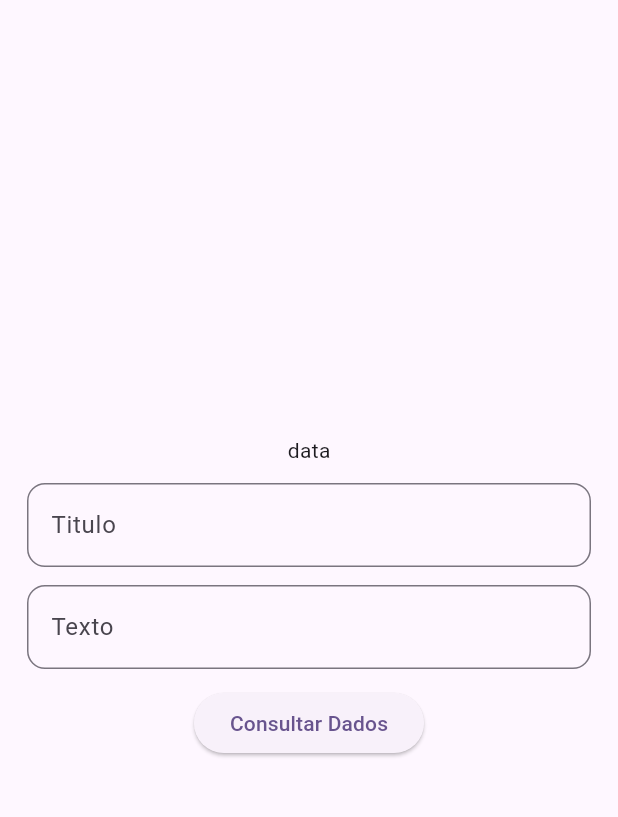
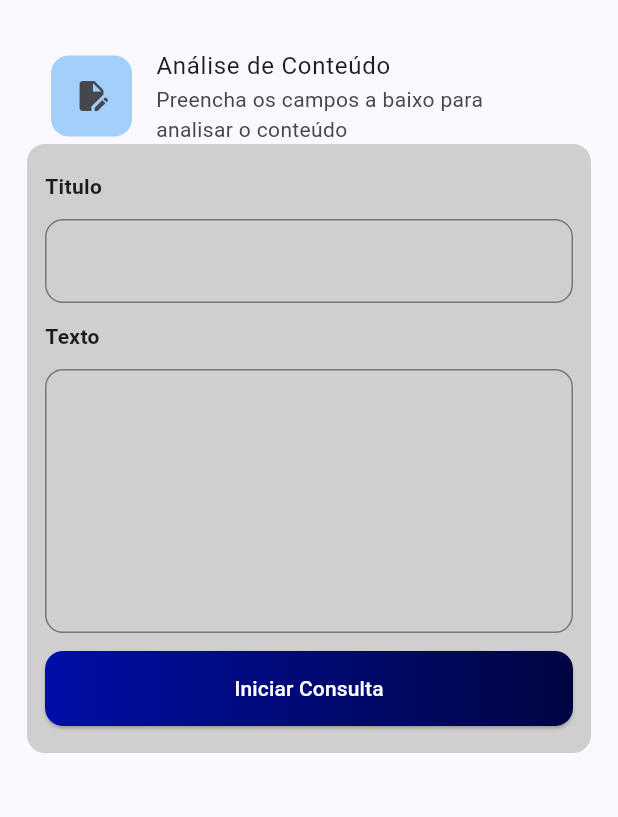
Before and after one commit to No-Country-simulation/G9-BR-Team-19, a Flutter app: the ConsultaConteudoView screen opened directly, on a phone screen of 412 x 824 dp, the part 63-880 px from its top. Run offline on Flutter 3.47's test engine with Material 3 defaults, Android fonts, the phone set to English and light mode, and no system bars; our stand-ins replace google_fonts; Roboto replaces fonts that are missing (Iceberg).

Commit message:
Criando formulário de pesquisa

```diff
--- a/Mobile/techmind/lib/main.dart
+++ b/Mobile/techmind/lib/main.dart
@@ -21,7 +21,7 @@
     return MaterialApp(
       title: 'Tech Mind',
       theme: ThemeData(
-        colorScheme: ColorScheme.fromSeed(seedColor: Colors.deepPurple),
+        colorScheme: ColorScheme.fromSeed(seedColor: Color(0xff000EA7)),
         textTheme: GoogleFonts.icebergTextTheme(),
       ),
       home: const Landpage(),
--- a/Mobile/techmind/lib/shared/widgets/input_form.dart
+++ b/Mobile/techmind/lib/shared/widgets/input_form.dart
@@ -2,22 +2,30 @@
 
 class InputForm extends StatelessWidget {
   final TextEditingController controller;
-  final String label;
+  final String? label;
   final Icon? icon;
+  final int? maxLine;
+  final String? hintText;
   const InputForm({
     super.key,
     required this.controller,
-    required this.label,
+    this.label,
     this.icon,
+    this.maxLine,
+    this.hintText,
   });
 
   @override
   Widget build(BuildContext context) {
     return TextFormField(
+      maxLines: maxLine,
+
       decoration: InputDecoration(
+        hintText: hintText,
         prefixIcon: icon,
-        border: OutlineInputBorder(borderRadius: BorderRadius.circular(12)),
-        label: Text(label),
+        fillColor: Color(0xff000EA7),
+        border:  OutlineInputBorder(borderRadius: BorderRadius.circular(12)),
+        label: Text(label ?? ""),
       ),
       controller: controller,
       validator: (value) {
--- a/Mobile/techmind/lib/view/consulta_conteudo_view.dart
+++ b/Mobile/techmind/lib/view/consulta_conteudo_view.dart
@@ -1,5 +1,6 @@
 import 'package:flutter/material.dart';
 import 'package:techmind/models/consulta_conteudo.dart';
+import 'package:techmind/shared/widgets/botao_form.dart';
 import 'package:techmind/shared/widgets/input_form.dart';
 import 'package:techmind/viewmodels/consulta_conteudo_viewmodels.dart';
 import 'package:provider/provider.dart';
@@ -20,6 +21,7 @@
   Widget build(BuildContext context) {
     return SafeArea(
       child: Scaffold(
+        resizeToAvoidBottomInset: false,
         appBar: AppBar(title: Text("TECHMIND"), centerTitle: true),
         drawer: Drawer(
           child: Column(
@@ -37,20 +39,69 @@
             ],
           ),
         ),
-        body: Column(
-          mainAxisAlignment: MainAxisAlignment.center,
+        body: Container(
+          // decoration: BoxDecoration(
+          //   image: DecorationImage(
+          //     image: AssetImage('assets/plano_de_fundo.png'),
+          //     fit: BoxFit.cover,
+          //   ),
+          // ),
+          child: Padding(
+            padding: const EdgeInsets.all(18.0),
+            child: Column(
+              mainAxisAlignment: MainAxisAlignment.start,
               children: [
-            Padding(
-              padding: const EdgeInsets.all(18.0),
-              child: Form(
+                ListTile(
+                  minVerticalPadding: 0,
+                  title: Text("Análise de Conteúdo"),
+                  leading: Container(
+                    padding: EdgeInsets.all(15),
+                    decoration: BoxDecoration(
+                      borderRadius: BorderRadius.circular(12),
+                      color: const Color.fromARGB(104, 33, 149, 243),
+                    ),
+                    child: Icon(Icons.edit_document),
+                  ),
+                  subtitle: Text(
+                    "Preencha os campos a baixo para analisar o conteúdo",
+                  ),
+                ),
+                Form(
                   key: formKey,
+                  child: Container(
+                    padding: EdgeInsets.only(
+                      left: 12,
+                      right: 12,
+                      top: 18,
+                      bottom: 18,
+                    ),
+                    decoration: BoxDecoration(
+                      color: Color(0x37373726),
+                      borderRadius: BorderRadius.circular(12),
+                    ),
                     child: Column(
+                      crossAxisAlignment: CrossAxisAlignment.start,
                       spacing: 12,
                       children: [
-                    Text("data"),
-                    InputForm(controller:  ctrTitulo, label:  "Titulo"),
-                    InputForm(controller:  ctrTexto, label:  "Texto"),
-                    ElevatedButton(
+                        Text(
+                          "Titulo",
+                          style: TextStyle(fontWeight: FontWeight.bold),
+                        ),
+                        InputForm(
+                          controller: ctrTitulo,
+                          hintText: "Digite aqui o título...",
+                        ),
+                        Text(
+                          "Texto",
+                          style: TextStyle(fontWeight: FontWeight.bold),
+                        ),
+                        InputForm(
+                          controller: ctrTexto,
+                          hintText: "Digite aqui o texto...",
+                          maxLine: 6,
+                        ),
+                        BotaoForm(
+                          label: "Consultar",
                           onPressed: () async {
                             if (formKey.currentState!.validate()) {
                               final dados = ConsultaConteudo(
@@ -63,7 +114,8 @@
                                   .enviarConteudo(dados);
                             }
                           },
-                      child: Text("Consultar Dados"),
+                          gradient1: Color(0xff000EA7),
+                          gradient2: Color(0xff000541),
                         ),
                       ],
                     ),
@@ -72,8 +124,8 @@
               ],
             ),
           ),
+        ),
+      ),
     );
   }
-
-
 }
```
Lines whose indentation alone changed are shown as unchanged.
